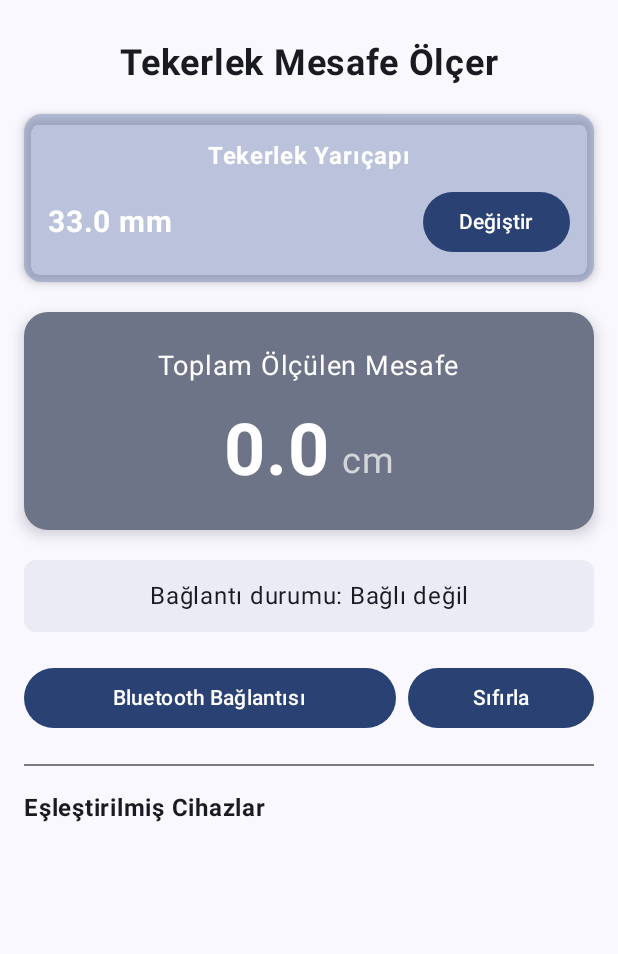
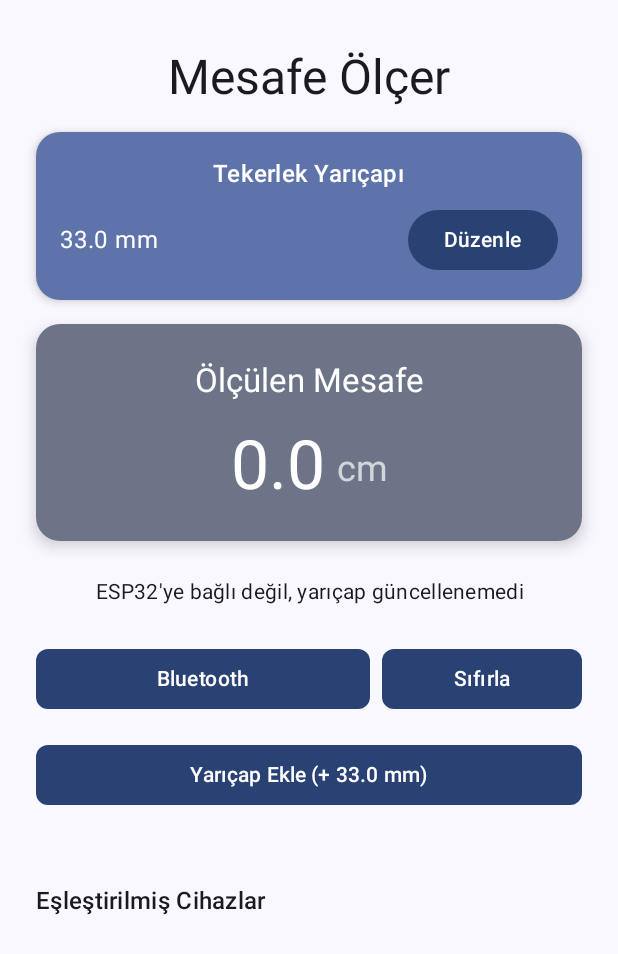
Before and after one commit to feyzullahdurasi/DistanceMeter, an Android app built with Jetpack Compose: the screen it shows after launch (MainActivity), after a tap on "Kaydet", on a phone screen of 412 x 824 dp. Shown: the top 954 px of the screen. Run offline under Robolectric (Android 15) with nearby library versions, the phone set to English and light mode, and no system bars; 2 other taps on this screen came first.

Commit message:
second update

```diff
--- a/DistanceMeterKotlin/app/src/main/java/com/example/distancemeter/MainActivity.kt
+++ b/DistanceMeterKotlin/app/src/main/java/com/example/distancemeter/MainActivity.kt
@@ -60,6 +60,7 @@ import androidx.core.content.ContextCompat
 import com.example.distancemeter.ui.theme.DistanceMeterTheme
 import java.io.IOException
 import java.io.InputStream
+import java.io.OutputStream
 import java.util.UUID
 
 class MainActivity : ComponentActivity() {
@@ -129,6 +130,7 @@ class MainActivity : ComponentActivity() {
                         wheelRadius = wheelRadius.value,
                         onConnectClick = { checkBluetoothPermissions() },
                         onResetClick = { resetDistance() },
+                        onAddRadiusClick = { addRadius() }, // Yarıçap Ekle butonu için callback
                         onDeviceClick = { device -> connectToDevice(device) },
                         onWheelRadiusChange = { updateWheelRadius(it) }
                     )
@@ -141,6 +143,34 @@ class MainActivity : ComponentActivity() {
         _wheelRadius.value = radius
         // Mevcut mesafeyi yeni yarıçapa göre güncelleyebiliriz
         updateDistanceDisplay(_distanceRaw.value)
+
+        // ESP32'ye yeni yarıçapı gönder
+        sendWheelRadiusToESP32(radius)
+    }
+
+    private fun sendWheelRadiusToESP32(radius: Double) {
+        if (bluetoothSocket?.isConnected == true) {
+            val command = "SET_RADIUS:${radius}"
+            connectedThread?.write(command)
+            _connectionStatus.value = "Yarıçap ESP32'ye gönderiliyor: $radius mm"
+            Log.d(TAG, "ESP32'ye yarıçap gönderiliyor: $radius mm")
+        } else {
+            _connectionStatus.value = "ESP32'ye bağlı değil, yarıçap güncellenemedi"
+            Log.d(TAG, "ESP32'ye bağlı değil, yarıçap güncellenemedi")
+        }
+    }
+
+    // Yarıçap ekleme fonksiyonu
+    private fun addRadius() {
+        if (bluetoothSocket?.isConnected == true) {
+            val command = "ADD_RADIUS"
+            connectedThread?.write(command)
+            _connectionStatus.value = "Mesafeye yarıçap (${_wheelRadius.value} mm) ekleniyor..."
+            Log.d(TAG, "ESP32'ye yarıçap ekleme komutu gönderiliyor")
+        } else {
+            _connectionStatus.value = "ESP32'ye bağlı değil, yarıçap eklenemedi"
+            Log.d(TAG, "ESP32'ye bağlı değil, yarıçap eklenemedi")
+        }
     }
 
     private fun checkBluetoothPermissions() {
@@ -258,6 +288,9 @@ class MainActivity : ComponentActivity() {
                 connectedThread = ConnectedThread(bluetoothSocket!!)
                 connectedThread?.start()
 
+                // Bağlantı kurulduktan sonra ESP32'den tekerlek yarıçapını iste
+                requestWheelRadiusFromESP32()
+
             } catch (e: IOException) {
                 Log.e(TAG, "Bağlantı hatası: ${e.message}")
                 runOnUiThread {
@@ -273,16 +306,26 @@ class MainActivity : ComponentActivity() {
         }.start()
     }
 
+    private fun requestWheelRadiusFromESP32() {
+        if (bluetoothSocket?.isConnected == true) {
+            connectedThread?.write("GET_RADIUS")
+            Log.d(TAG, "ESP32'den tekerlek yarıçapı istendi")
+        }
+    }
+
     private fun resetDistance() {
         // Mesafe değerini sıfırla - ESP32'ye reset komutu gönder
         if (bluetoothSocket?.isConnected == true) {
             connectedThread?.write("RESET")
+            _connectionStatus.value = "Mesafe sıfırlanıyor..."
+            Log.d(TAG, "ESP32'ye sıfırlama komutu gönderildi")
+        } else {
+            _connectionStatus.value = "ESP32'ye bağlı değil, sıfırlama yapılamadı"
+        }
+
+        // Yerel değerleri de sıfırla
         _distanceRaw.value = 0.0
         updateDistanceDisplay(0.0)
-        } else {
-            _distanceRaw.value = 0.0
-            updateDistanceDisplay(0.0)
-        }
     }
 
     private fun updateDistanceDisplay(distanceInMeters: Double) {
@@ -313,18 +356,22 @@ class MainActivity : ComponentActivity() {
 
     private inner class ConnectedThread(private val mmSocket: BluetoothSocket) : Thread() {
         private val mmInStream: InputStream?
+        private val mmOutStream: OutputStream?
         private val handler = Handler(Looper.getMainLooper())
 
         init {
             var tmpIn: InputStream? = null
+            var tmpOut: OutputStream? = null
 
             try {
                 tmpIn = mmSocket.inputStream
+                tmpOut = mmSocket.outputStream
             } catch (e: IOException) {
-                Log.e(TAG, "Error occurred when creating input stream", e)
+                Log.e(TAG, "Error occurred when creating input/output streams", e)
             }
 
             mmInStream = tmpIn
+            mmOutStream = tmpOut
         }
 
         override fun run() {
@@ -345,16 +392,8 @@ class MainActivity : ComponentActivity() {
                             val line = readMessage.substring(0, endOfLineIndex).trim()
                             readMessage = readMessage.substring(endOfLineIndex + 1)
 
-                            try {
-                                val distanceInMeters = line.toFloat().toDouble()
-                                handler.post {
-                                    _distanceRaw.value = distanceInMeters
-                                    updateDistanceDisplay(distanceInMeters)
-                                }
-                            } catch (e: NumberFormatException) {
-                                // Geçersiz sayı formatı
-                                Log.e(TAG, "Geçersiz veri alındı: $line")
-                            }
+                            // Gelen cevabı işle
+                            processReceivedData(line)
                         }
                     }
                 } catch (e: IOException) {
@@ -367,12 +406,95 @@ class MainActivity : ComponentActivity() {
             }
         }
 
+        private fun processReceivedData(data: String) {
+            Log.d(TAG, "ESP32'den gelen veri: $data")
+
+            when {
+                // Mesafe değeri (sayısal değer)
+                data.toFloatOrNull() != null -> {
+                    try {
+                        val distanceInMeters = data.toFloat().toDouble()
+                        handler.post {
+                            _distanceRaw.value = distanceInMeters
+                            updateDistanceDisplay(distanceInMeters)
+                        }
+                    } catch (e: NumberFormatException) {
+                        Log.e(TAG, "Geçersiz mesafe verisi: $data")
+                    }
+                }
+
+                // Sıfırlama onayı
+                data == "RESET_OK" -> {
+                    handler.post {
+                        _connectionStatus.value = "Mesafe başarıyla sıfırlandı"
+                        _distanceRaw.value = 0.0
+                        updateDistanceDisplay(0.0)
+                    }
+                }
+
+                // Yarıçap yanıtı
+                data.startsWith("RADIUS:") -> {
+                    try {
+                        val radiusValue = data.substring(7).toFloat().toDouble()
+                        handler.post {
+                            _wheelRadius.value = radiusValue
+                            _connectionStatus.value = "ESP32'den yarıçap alındı: $radiusValue mm"
+                        }
+                    } catch (e: Exception) {
+                        Log.e(TAG, "Yarıçap değeri işlenemedi: $data", e)
+                    }
+                }
+
+                // Yarıçap ayarlama onayı
+                data.startsWith("RADIUS_OK:") -> {
+                    try {
+                        val radiusValue = data.substring(10).toFloat().toDouble()
+                        handler.post {
+                            _wheelRadius.value = radiusValue
+                            _connectionStatus.value = "Yarıçap ESP32'de ayarlandı: $radiusValue mm"
+                        }
+                    } catch (e: Exception) {
+                        Log.e(TAG, "Yarıçap onayı işlenemedi: $data", e)
+                    }
+                }
+
+                // Yarıçap ekleme onayı
+                data.startsWith("RADIUS_ADDED:") -> {
+                    try {
+                        val radiusValue = data.substring(13).toFloat().toDouble()
+                        handler.post {
+                            _connectionStatus.value = "Mesafeye yarıçap eklendi: $radiusValue mm"
+                        }
+                    } catch (e: Exception) {
+                        Log.e(TAG, "Yarıçap ekleme onayı işlenemedi: $data", e)
+                    }
+                }
+
+                // Yarıçap ayarlama hatası
+                data.startsWith("RADIUS_ERROR:") -> {
+                    val errorMsg = data.substring(13)
+                    handler.post {
+                        _connectionStatus.value = "Yarıçap ayarlama hatası: $errorMsg"
+                    }
+                }
+
+                // Diğer yanıtlar
+                else -> {
+                    Log.d(TAG, "Tanımlanamayan ESP32 yanıtı: $data")
+                }
+            }
+        }
+
         // Cihaza veri gönder
         fun write(input: String) {
             try {
-                mmSocket.outputStream.write(input.toByteArray())
+                mmOutStream?.write((input + "\n").toByteArray())
+                Log.d(TAG, "ESP32'ye gönderilen veri: $input")
             } catch (e: IOException) {
-                Log.e(TAG, "Error occurred when sending data", e)
+                Log.e(TAG, "Veri gönderilirken hata oluştu", e)
+                handler.post {
+                    _connectionStatus.value = "Veri gönderme hatası: ${e.message}"
+                }
             }
         }
 
@@ -397,36 +519,39 @@ fun DistanceMeterApp(
     wheelRadius: Double,
     onConnectClick: () -> Unit,
     onResetClick: () -> Unit,
+    onAddRadiusClick: () -> Unit,
     onDeviceClick: (BluetoothDevice) -> Unit,
     onWheelRadiusChange: (Double) -> Unit
 ) {
     var wheelRadiusInput by rememberSaveable { mutableStateOf(wheelRadius.toString()) }
     var isEditing by remember { mutableStateOf(false) }
 
+    Surface(
+        modifier = modifier.fillMaxSize(),
+        color = MaterialTheme.colorScheme.background
+    ) {
         Column(
-        modifier = modifier
+            horizontalAlignment = Alignment.CenterHorizontally,
+            verticalArrangement = Arrangement.spacedBy(16.dp),
+            modifier = Modifier
+                .padding(horizontal = 24.dp, vertical = 32.dp)
                 .fillMaxSize()
-            .padding(16.dp),
-        horizontalAlignment = Alignment.CenterHorizontally
         ) {
             // Başlık
             Text(
-            text = "Tekerlek Mesafe Ölçer",
-            fontSize = 24.sp,
-            fontWeight = FontWeight.Bold,
-            modifier = Modifier.padding(vertical = 12.dp)
+                text = "Mesafe Ölçer",
+                style = MaterialTheme.typography.headlineLarge,
+                color = MaterialTheme.colorScheme.onBackground
             )
 
             // Tekerlek Yarıçapı Ayarı
             Card(
-            modifier = Modifier
-                .fillMaxWidth()
-                .padding(vertical = 8.dp),
-            elevation = CardDefaults.cardElevation(defaultElevation = 4.dp),
-            shape = RoundedCornerShape(12.dp),
+                modifier = Modifier.fillMaxWidth(),
+                shape = RoundedCornerShape(16.dp),
                 colors = CardDefaults.cardColors(
-                containerColor = MaterialTheme.colorScheme.primaryContainer.copy(alpha = 0.4f)
-            )
+                    containerColor = MaterialTheme.colorScheme.primaryContainer
+                ),
+                elevation = CardDefaults.cardElevation(defaultElevation = 4.dp)
             ) {
                 Column(
                     modifier = Modifier.padding(16.dp),
@@ -434,23 +559,19 @@ fun DistanceMeterApp(
                 ) {
                     Text(
                         text = "Tekerlek Yarıçapı",
-                    fontWeight = FontWeight.Bold,
-                    fontSize = 16.sp,
+                        style = MaterialTheme.typography.titleMedium,
                         color = MaterialTheme.colorScheme.onPrimaryContainer
                     )
-
                     Spacer(modifier = Modifier.height(8.dp))
-
                     Row(
                         verticalAlignment = Alignment.CenterVertically,
-                    horizontalArrangement = Arrangement.SpaceBetween,
+                        horizontalArrangement = Arrangement.spacedBy(8.dp),
                         modifier = Modifier.fillMaxWidth()
                     ) {
                         if (isEditing) {
                             OutlinedTextField(
                                 value = wheelRadiusInput,
                                 onValueChange = { newValue ->
-                                // Sadece sayıları ve nokta işaretini kabul et
                                     if (newValue.isEmpty() || newValue.matches(Regex("^\\d*\\.?\\d*$"))) {
                                         wheelRadiusInput = newValue
                                     }
@@ -459,18 +580,13 @@ fun DistanceMeterApp(
                                 keyboardOptions = KeyboardOptions(keyboardType = KeyboardType.Number),
                                 modifier = Modifier.weight(1f)
                             )
-
-                        Spacer(modifier = Modifier.width(8.dp))
-
                             Button(onClick = {
-                            try {
                                 val radiusValue = wheelRadiusInput.toDoubleOrNull() ?: wheelRadius
                                 if (radiusValue > 0) {
                                     onWheelRadiusChange(radiusValue)
                                     isEditing = false
-                                }
-                            } catch (e: Exception) {
-                                // Geçersiz değer durumunda varsayılan değere geri dön
+                                } else {
+                                    // Burada kullanıcıya geçersiz bir değer girildiği konusunda geri bildirim verilebilir.
                                     wheelRadiusInput = wheelRadius.toString()
                                 }
                             }) {
@@ -479,43 +595,37 @@ fun DistanceMeterApp(
                         } else {
                             Text(
                                 text = "$wheelRadius mm",
-                            fontSize = 20.sp,
-                            fontWeight = FontWeight.Bold,
+                                style = MaterialTheme.typography.bodyLarge,
                                 color = MaterialTheme.colorScheme.onPrimaryContainer,
                                 modifier = Modifier.weight(1f)
                             )
-
                             Button(onClick = { isEditing = true }) {
-                            Text("Değiştir")
+                                Text("Düzenle")
                             }
                         }
                     }
                 }
             }
 
-        // Mesafe göstergesi kartı
+            // Mesafe Göstergesi
             Card(
-            modifier = Modifier
-                .fillMaxWidth()
-                .padding(vertical = 12.dp),
-            elevation = CardDefaults.cardElevation(defaultElevation = 6.dp),
+                modifier = Modifier.fillMaxWidth(),
                 shape = RoundedCornerShape(16.dp),
                 colors = CardDefaults.cardColors(
                     containerColor = MaterialTheme.colorScheme.secondaryContainer
-            )
+                ),
+                elevation = CardDefaults.cardElevation(defaultElevation = 6.dp)
             ) {
                 Column(
-                modifier = Modifier.padding(24.dp),
+                    modifier = Modifier.padding(vertical = 24.dp, horizontal = 16.dp),
                     horizontalAlignment = Alignment.CenterHorizontally
                 ) {
                     Text(
-                    text = "Toplam Ölçülen Mesafe",
-                    fontSize = 18.sp,
+                        text = "Ölçülen Mesafe",
+                        style = MaterialTheme.typography.titleLarge,
                         color = MaterialTheme.colorScheme.onSecondaryContainer
                     )
-
                     Spacer(modifier = Modifier.height(16.dp))
-
                     Row(
                         verticalAlignment = Alignment.Bottom,
                         horizontalArrangement = Arrangement.Center,
@@ -523,16 +633,13 @@ fun DistanceMeterApp(
                     ) {
                         Text(
                             text = distanceFormatted,
-                        fontSize = 48.sp,
-                        fontWeight = FontWeight.Bold,
+                            style = MaterialTheme.typography.displayMedium,
                             color = MaterialTheme.colorScheme.onSecondaryContainer
                         )
-
                         Spacer(modifier = Modifier.width(8.dp))
-
                         Text(
                             text = distanceUnit,
-                        fontSize = 24.sp,
+                            style = MaterialTheme.typography.headlineSmall,
                             color = MaterialTheme.colorScheme.onSecondaryContainer.copy(alpha = 0.7f),
                             modifier = Modifier.padding(bottom = 8.dp)
                         )
@@ -540,66 +647,55 @@ fun DistanceMeterApp(
                 }
             }
 
-        // Bağlantı durumu
-        Surface(
+            // Bağlantı Durumu
+            Text(
+                text = connectionStatus,
+                style = MaterialTheme.typography.bodyMedium,
+                color = MaterialTheme.colorScheme.onBackground,
                 modifier = Modifier
                     .fillMaxWidth()
                     .padding(vertical = 8.dp),
-            shape = RoundedCornerShape(8.dp),
-            color = MaterialTheme.colorScheme.surface,
-            tonalElevation = 2.dp
-        ) {
-            Text(
-                text = connectionStatus,
-                fontSize = 16.sp,
-                textAlign = TextAlign.Center,
-                modifier = Modifier.padding(12.dp)
+                textAlign = TextAlign.Center
             )
-        }
 
             // Butonlar
             Row(
-            modifier = Modifier
-                .fillMaxWidth()
-                .padding(vertical = 12.dp),
-            horizontalArrangement = Arrangement.SpaceBetween
+                modifier = Modifier.fillMaxWidth(),
+                horizontalArrangement = Arrangement.spacedBy(8.dp)
             ) {
                 Button(
                     onClick = onConnectClick,
-                modifier = Modifier.weight(1f)
+                    modifier = Modifier.weight(1f),
+                    shape = RoundedCornerShape(8.dp)
                 ) {
-                Text("Bluetooth Bağlantısı")
+                    Text("Bluetooth")
                 }
-
-            Spacer(modifier = Modifier.width(8.dp))
-
                 Button(
                     onClick = onResetClick,
-                modifier = Modifier.weight(0.5f)
+                    modifier = Modifier.weight(0.6f),
+                    shape = RoundedCornerShape(8.dp)
                 ) {
                     Text("Sıfırla")
                 }
             }
+            Button(
+                onClick = onAddRadiusClick,
+                modifier = Modifier.fillMaxWidth(),
+                shape = RoundedCornerShape(8.dp)
+            ) {
+                Text("Yarıçap Ekle (+ $wheelRadius mm)")
+            }
 
-        // Divider
-        Divider(
-            modifier = Modifier
-                .fillMaxWidth()
-                .padding(vertical = 8.dp),
-            color = MaterialTheme.colorScheme.outlineVariant
-        )
+            Spacer(modifier = Modifier.height(16.dp))
 
-        // Cihaz listesi başlığı
+            // Eşleştirilmiş Cihazlar Listesi
             Text(
                 text = "Eşleştirilmiş Cihazlar",
-            fontSize = 16.sp,
-            fontWeight = FontWeight.Bold,
-            modifier = Modifier
-                .fillMaxWidth()
-                .padding(vertical = 8.dp)
+                style = MaterialTheme.typography.titleMedium,
+                color = MaterialTheme.colorScheme.onBackground,
+                modifier = Modifier.fillMaxWidth(),
+                textAlign = TextAlign.Start
             )
-
-        // Cihaz listesi
             LazyColumn(
                 modifier = Modifier
                     .fillMaxWidth()
@@ -615,19 +711,16 @@ fun DistanceMeterApp(
                     } else {
                         "İzin Gerekli"
                     }
-
-                val deviceAddress = device.address
-
                     Card(
                         modifier = Modifier
                             .fillMaxWidth()
                             .padding(vertical = 4.dp),
-                    elevation = CardDefaults.cardElevation(defaultElevation = 2.dp),
-                    shape = RoundedCornerShape(8.dp)
+                        shape = RoundedCornerShape(8.dp),
+                        elevation = CardDefaults.cardElevation(defaultElevation = 2.dp)
                     ) {
                         ListItem(
-                        headlineContent = { Text(deviceName, fontWeight = FontWeight.Medium) },
-                        supportingContent = { Text(deviceAddress, fontSize = 14.sp) },
+                            headlineContent = { Text(deviceName) },
+                            supportingContent = { Text(device.address) },
                             modifier = Modifier.clickable { onDeviceClick(device) }
                         )
                     }
@@ -635,3 +728,4 @@ fun DistanceMeterApp(
             }
         }
     }
+}
```
Also changed, not shown: 2 other files. Lines whose indentation alone changed are shown as unchanged.
